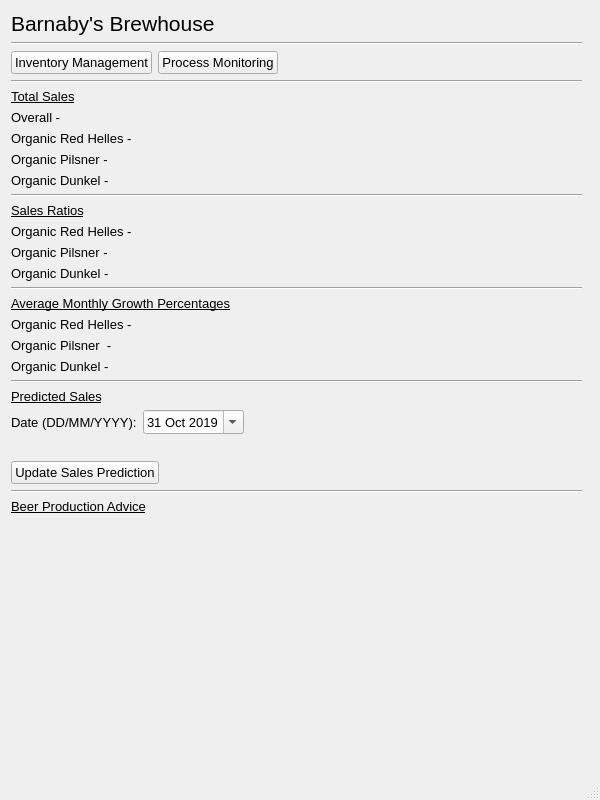
The window that brewhouse.ui (IsaacCheng9/brewhouse-management) describes before a commit, drawn with Qt 5.
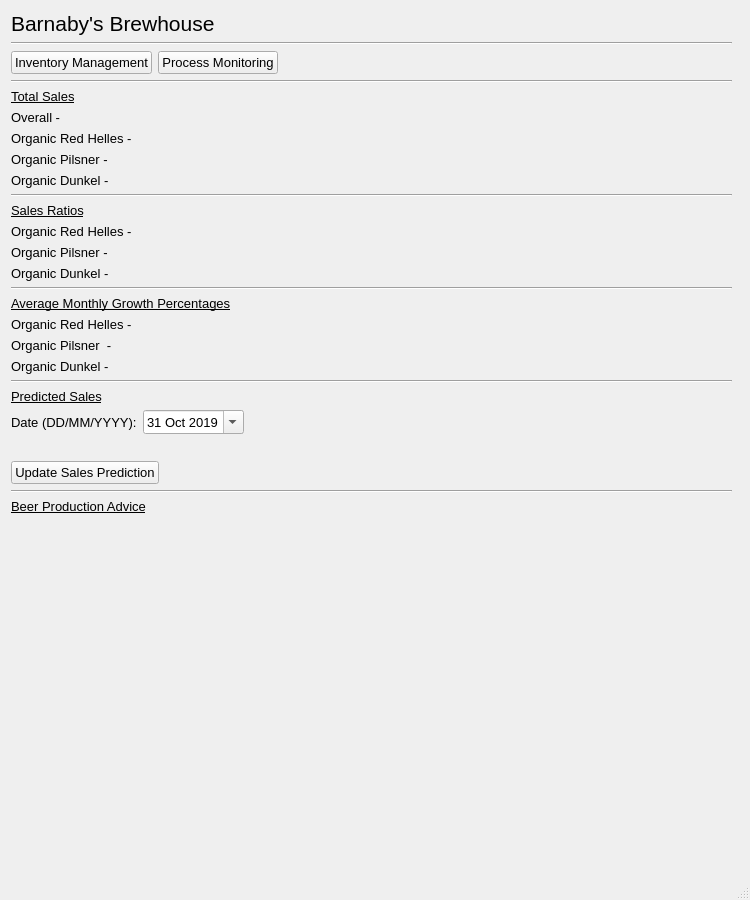
The same window after the commit.

```diff
--- a/brewhouse.ui
+++ b/brewhouse.ui
@@ -6,8 +6,8 @@
    <rect>
     <x>0</x>
     <y>0</y>
-    <width>600</width>
-    <height>800</height>
+    <width>750</width>
+    <height>900</height>
    </rect>
   </property>
   <property name="font">
@@ -25,8 +25,8 @@
      <rect>
       <x>11</x>
       <y>11</y>
-      <width>571</width>
-      <height>751</height>
+      <width>721</width>
+      <height>851</height>
      </rect>
     </property>
     <layout class="QVBoxLayout" name="vert_layout_brewhouse">
```
